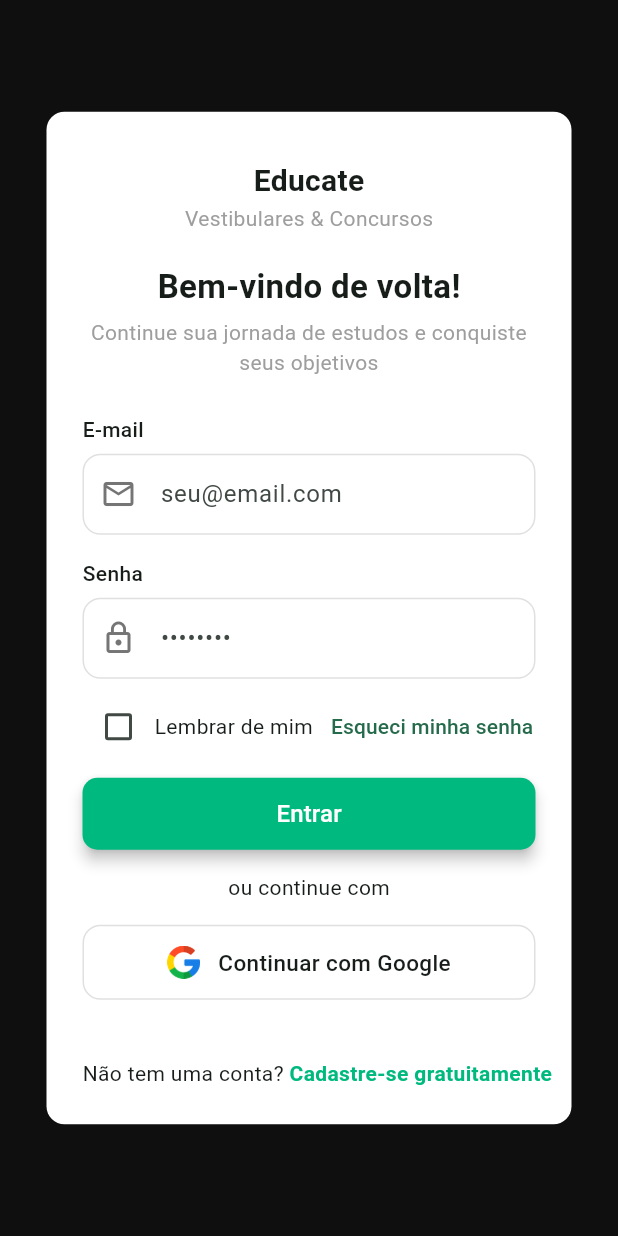
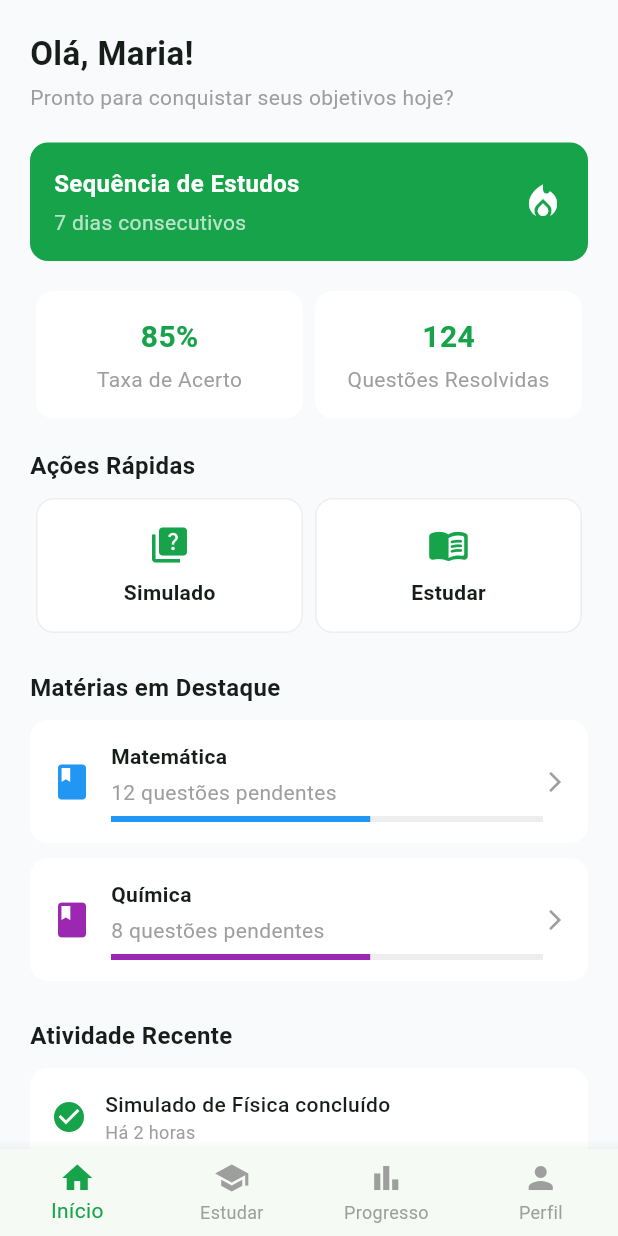
Before and after one commit to reallease/startup-educate, a Flutter app: the screen it shows after launch, on a phone screen of 412 x 824 dp. Run offline on Flutter 3.47's test engine with Material 3 defaults, Android fonts, the phone set to English and light mode, and no system bars; Roboto replaces fonts that are missing (Poppins).

```diff
--- /dev/null
+++ b/educate_app/lib/features/auth/view/pages/home_page.dart
@@ -0,0 +1,230 @@
+import 'package:flutter/material.dart';
+
+class HomePage extends StatelessWidget {
+  const HomePage({super.key});
+
+  @override
+  Widget build(BuildContext context) {
+    return Scaffold(
+      backgroundColor: const Color(0xFFF9FAFB),
+      body: SafeArea(
+        child: SingleChildScrollView(
+          padding: const EdgeInsets.all(20),
+          child: Column(
+            crossAxisAlignment: CrossAxisAlignment.start,
+            children: [
+              // Saudação
+              const Text(
+                'Olá, Maria!',
+                style: TextStyle(fontSize: 22, fontWeight: FontWeight.bold),
+              ),
+              const SizedBox(height: 4),
+              const Text(
+                'Pronto para conquistar seus objetivos hoje?',
+                style: TextStyle(color: Colors.grey),
+              ),
+              const SizedBox(height: 20),
+
+              // Sequência de estudos
+              Container(
+                padding: const EdgeInsets.all(16),
+                decoration: BoxDecoration(
+                  color: const Color(0xFF16A34A),
+                  borderRadius: BorderRadius.circular(12),
+                ),
+                child: Row(
+                  mainAxisAlignment: MainAxisAlignment.spaceBetween,
+                  children: const [
+                    Column(
+                      crossAxisAlignment: CrossAxisAlignment.start,
+                      children: [
+                        Text(
+                          'Sequência de Estudos',
+                          style: TextStyle(
+                              color: Colors.white,
+                              fontWeight: FontWeight.bold,
+                              fontSize: 16),
+                        ),
+                        SizedBox(height: 4),
+                        Text(
+                          '7 dias consecutivos',
+                          style: TextStyle(color: Colors.white70),
+                        ),
+                      ],
+                    ),
+                    Icon(Icons.local_fire_department,
+                        color: Colors.white, size: 28),
+                  ],
+                ),
+              ),
+              const SizedBox(height: 20),
+
+              // Estatísticas
+              Row(
+                mainAxisAlignment: MainAxisAlignment.spaceBetween,
+                children: [
+                  _buildStatCard('85%', 'Taxa de Acerto'),
+                  _buildStatCard('124', 'Questões Resolvidas'),
+                ],
+              ),
+              const SizedBox(height: 20),
+
+              // Ações rápidas
+              const Text(
+                'Ações Rápidas',
+                style: TextStyle(fontWeight: FontWeight.bold, fontSize: 16),
+              ),
+              const SizedBox(height: 10),
+              Row(
+                mainAxisAlignment: MainAxisAlignment.spaceBetween,
+                children: [
+                  _buildActionButton(Icons.quiz, 'Simulado'),
+                  _buildActionButton(Icons.menu_book_rounded, 'Estudar'),
+                ],
+              ),
+              const SizedBox(height: 25),
+
+              // Matérias em destaque
+              const Text(
+                'Matérias em Destaque',
+                style: TextStyle(fontWeight: FontWeight.bold, fontSize: 16),
+              ),
+              const SizedBox(height: 10),
+              _buildSubjectCard('Matemática', 12, Colors.blue),
+              const SizedBox(height: 10),
+              _buildSubjectCard('Química', 8, Colors.purple),
+              const SizedBox(height: 25),
+
+              // Atividade recente
+              const Text(
+                'Atividade Recente',
+                style: TextStyle(fontWeight: FontWeight.bold, fontSize: 16),
+              ),
+              const SizedBox(height: 10),
+              _buildActivityItem(
+                  Icons.check_circle, 'Simulado de Física concluído', 'Há 2 horas'),
+              const SizedBox(height: 8),
+              _buildActivityItem(
+                  Icons.star, 'Nova conquista desbloqueada', 'Agora mesmo'),
+            ],
+          ),
+        ),
+      ),
+      bottomNavigationBar: BottomNavigationBar(
+        selectedItemColor: const Color(0xFF16A34A),
+        unselectedItemColor: Colors.grey,
+        type: BottomNavigationBarType.fixed,
+        items: const [
+          BottomNavigationBarItem(icon: Icon(Icons.home), label: 'Início'),
+          BottomNavigationBarItem(icon: Icon(Icons.school), label: 'Estudar'),
+          BottomNavigationBarItem(icon: Icon(Icons.bar_chart), label: 'Progresso'),
+          BottomNavigationBarItem(icon: Icon(Icons.person), label: 'Perfil'),
+        ],
+      ),
+    );
+  }
+
+  Widget _buildStatCard(String value, String label) {
+    return Expanded(
+      child: Container(
+        margin: const EdgeInsets.symmetric(horizontal: 4),
+        padding: const EdgeInsets.all(16),
+        decoration: BoxDecoration(
+          color: Colors.white,
+          borderRadius: BorderRadius.circular(12),
+        ),
+        child: Column(
+          children: [
+            Text(
+              value,
+              style: const TextStyle(
+                  fontSize: 20, fontWeight: FontWeight.bold, color: Color(0xFF16A34A)),
+            ),
+            const SizedBox(height: 4),
+            Text(label, style: const TextStyle(color: Colors.grey)),
+          ],
+        ),
+      ),
+    );
+  }
+
+  Widget _buildActionButton(IconData icon, String label) {
+    return Expanded(
+      child: Container(
+        margin: const EdgeInsets.symmetric(horizontal: 4),
+        padding: const EdgeInsets.all(16),
+        decoration: BoxDecoration(
+          color: Colors.white,
+          borderRadius: BorderRadius.circular(12),
+          border: Border.all(color: Colors.grey.shade200),
+        ),
+        child: Column(
+          children: [
+            Icon(icon, color: const Color(0xFF16A34A), size: 28),
+            const SizedBox(height: 8),
+            Text(label, style: const TextStyle(fontWeight: FontWeight.w600)),
+          ],
+        ),
+      ),
+    );
+  }
+
+  Widget _buildSubjectCard(String name, int pending, Color color) {
+    return Container(
+      padding: const EdgeInsets.all(14),
+      decoration: BoxDecoration(
+        color: Colors.white,
+        borderRadius: BorderRadius.circular(12),
+      ),
+      child: Row(
+        children: [
+          Icon(Icons.book, color: color, size: 28),
+          const SizedBox(width: 12),
+          Expanded(
+            child: Column(
+              crossAxisAlignment: CrossAxisAlignment.start,
+              children: [
+                Text(name, style: const TextStyle(fontWeight: FontWeight.w600)),
+                const SizedBox(height: 4),
+                Text('$pending questões pendentes',
+                    style: const TextStyle(color: Colors.grey)),
+                const SizedBox(height: 6),
+                LinearProgressIndicator(
+                  value: 0.6,
+                  color: color,
+                  backgroundColor: Colors.grey.shade200,
+                ),
+              ],
+            ),
+          ),
+          const Icon(Icons.arrow_forward_ios, color: Colors.grey, size: 16),
+        ],
+      ),
+    );
+  }
+
+  Widget _buildActivityItem(IconData icon, String title, String time) {
+    return Container(
+      padding: const EdgeInsets.all(14),
+      decoration: BoxDecoration(
+        color: Colors.white,
+        borderRadius: BorderRadius.circular(12),
+      ),
+      child: Row(
+        children: [
+          Icon(icon, color: const Color(0xFF16A34A)),
+          const SizedBox(width: 12),
+          Expanded(
+            child: Column(
+              crossAxisAlignment: CrossAxisAlignment.start,
+              children: [
+                Text(title, style: const TextStyle(fontWeight: FontWeight.w500)),
+                Text(time, style: const TextStyle(color: Colors.grey, fontSize: 12)),
+              ],
+            ),
+          ),
+        ],
+      ),
+    );
+  }
+}
--- a/educate_app/lib/features/auth/view/pages/login_page.dart
+++ b/educate_app/lib/features/auth/view/pages/login_page.dart
@@ -114,7 +114,16 @@ class LoginScreen extends StatelessWidget {
                 ),
 
                 const SizedBox(height: 15),
-                const Center(child: Text('ou continue com')),
+                Row(
+                  children: [
+                    Expanded(child: Divider(color: Colors.grey[300], thickness: 1)),
+                    const Padding(
+                      padding: EdgeInsets.symmetric(horizontal: 8.0),
+                      child: Text('ou continue com', style: TextStyle(color: Colors.grey)),
+                    ),
+                    Expanded(child: Divider(color: Colors.grey[300], thickness: 1)),
+                  ],
+                ),
                 const SizedBox(height: 15),
 
                 // Botões de login social
--- a/educate_app/lib/main.dart
+++ b/educate_app/lib/main.dart
@@ -1,3 +1,4 @@
+import 'package:educate_app/features/auth/view/pages/home_page.dart';
 import 'package:educate_app/features/auth/view/pages/login_page.dart';
 import 'package:flutter/material.dart';
 
@@ -19,7 +20,7 @@ class MyApp extends StatelessWidget {
         colorScheme: ColorScheme.fromSeed(seedColor: const Color(0xFF00B97E)),
         useMaterial3: true,
       ),
-      home: LoginScreen(), // tela inicial do app
+      home: HomePage(), // tela inicial do app
     );
   }
 }
```
